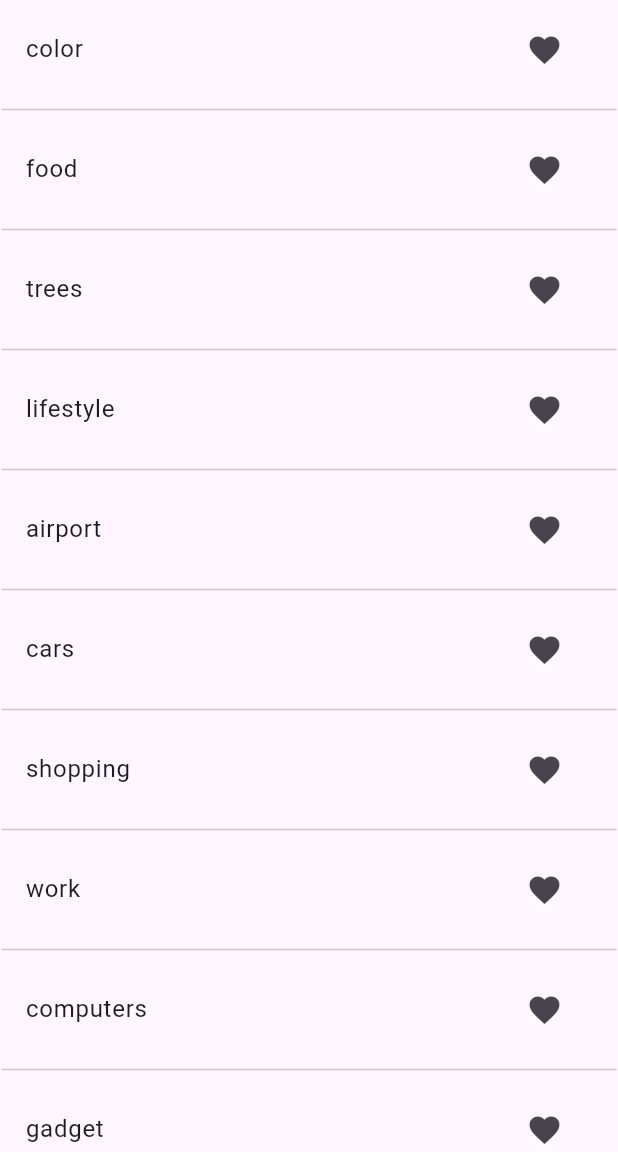
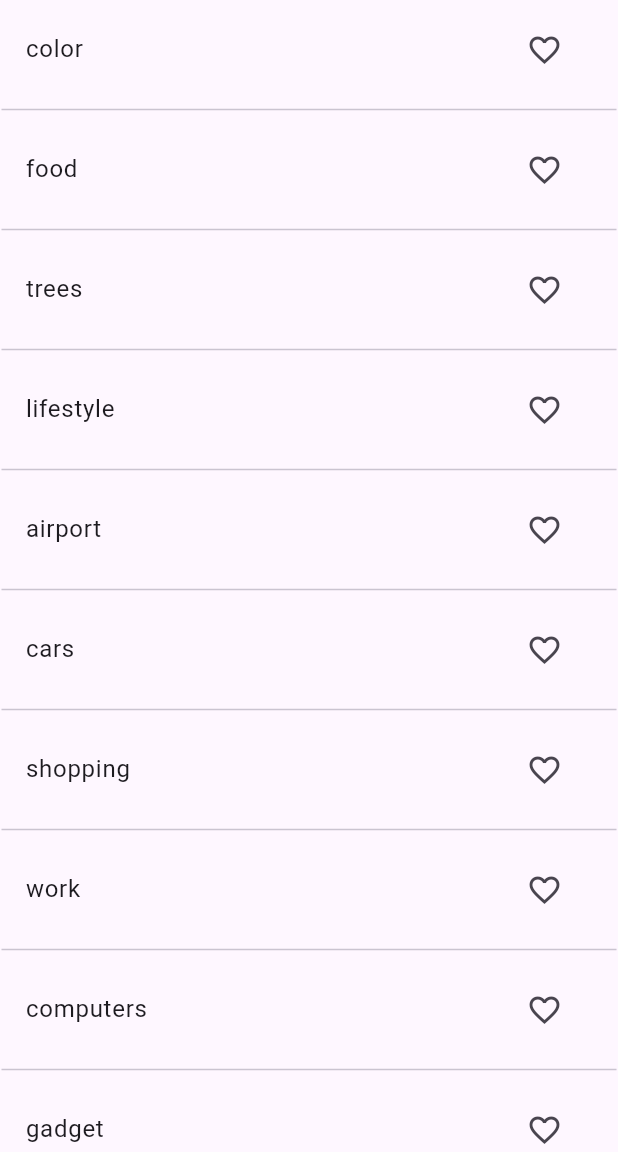
Before and after one commit to nidhidsharma08121988/flutter_wordPairApp, a Flutter app: the screen it shows after launch, on a phone screen of 412 x 824 dp, the part 84-1236 px from its top. Run offline on Flutter 3.47's test engine with Material 3 defaults, Android fonts, the phone set to English and light mode, and no system bars.

Commit message:
Update  icon dynamically to be filled or bordered

```diff
--- a/lib/app_body.dart
+++ b/lib/app_body.dart
@@ -61,7 +61,9 @@ class BodyState extends State<AppBody> {
                   Text(randomWordsList[index]),
                   IconButton(
                     icon: Icon(
-                      Icons.favorite,
+                      isFavoriteWord(randomWordsList[index])
+                          ? Icons.favorite
+                          : Icons.favorite_border,
                       color: isFavoriteWord(randomWordsList[index])
                           ? Colors.red[400]
                           : Colors.blue[40],
```
